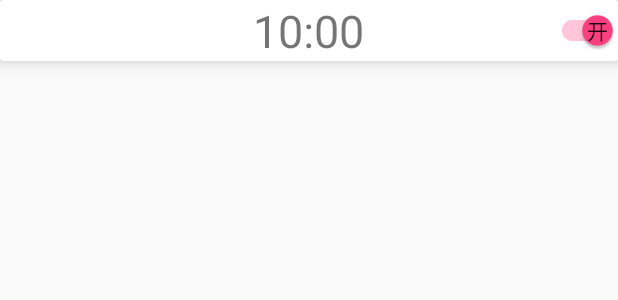
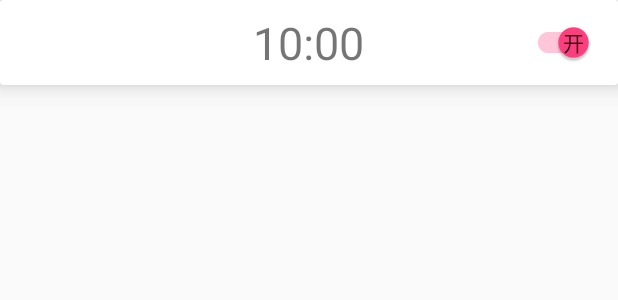
Before and after one commit to harrain/LoveSpace, an Android app: the layout alarm_item.xml on its own in the app's theme, with its tools: preview values and no code run, on a phone screen of 412 x 824 dp. Shown: the top 300 px of the screen. Run offline under Robolectric (Android 15) with nearby library versions, the phone set to English and light mode, and no system bars.

Commit message:
闹钟的响铃逻辑更改和界面修改

```diff
--- a/app/src/main/java/com/example/lovespace/home/alarm/AlarmAdapter.java
+++ b/app/src/main/java/com/example/lovespace/home/alarm/AlarmAdapter.java
@@ -46,7 +46,9 @@ public class AlarmAdapter extends RecyclerView.Adapter<AlarmAdapter.AlarmHolder>
         holder.switchCompat.setOnCheckedChangeListener(new CompoundButton.OnCheckedChangeListener() {
             @Override
             public void onCheckedChanged(CompoundButton buttonView, boolean isChecked) {
+                if (!isChecked){
 
+                }
             }
         });
     }
--- a/app/src/main/res/layout/activity_alarm.xml
+++ b/app/src/main/res/layout/activity_alarm.xml
@@ -16,6 +16,7 @@
         android:layout_height="wrap_content"/>
 
     <android.support.design.widget.FloatingActionButton
+        android:visibility="gone"
         android:id="@+id/check_btn"
         android:src="@drawable/btn_check"
         android:layout_alignParentRight="true"
--- a/app/src/main/res/layout/activity_create_alarm.xml
+++ b/app/src/main/res/layout/activity_create_alarm.xml
@@ -46,6 +46,7 @@
     </RelativeLayout>
 
     <RelativeLayout
+        android:visibility="invisible"
         android:id="@+id/sync_rl"
         android:layout_marginTop="25dp"
         android:background="@color/white"
--- a/app/src/main/res/layout/alarm_item.xml
+++ b/app/src/main/res/layout/alarm_item.xml
@@ -2,15 +2,17 @@
 <android.support.v7.widget.CardView xmlns:android="http://schemas.android.com/apk/res/android"
     xmlns:app="http://schemas.android.com/apk/res-auto"
     android:id="@+id/cardview"
-    app:cardElevation="8dp"
-    android:paddingLeft="@dimen/activity_horizontal_margin"
-    android:paddingRight="@dimen/activity_horizontal_margin"
+    app:cardElevation="10dp"
     android:paddingTop="30dp"
     android:paddingBottom="30dp"
     android:layout_width="match_parent"
     android:layout_height="wrap_content">
 
     <RelativeLayout
+        android:layout_marginLeft="@dimen/activity_horizontal_margin"
+        android:layout_marginRight="@dimen/activity_horizontal_margin"
+        android:layout_marginTop="8dp"
+        android:layout_marginBottom="8dp"
         android:layout_width="match_parent"
         android:layout_height="wrap_content">
     <TextView
```
Also changed, not shown: app/src/main/java/com/example/lovespace/home/alarm/AlarmService.java (+15 -6 lines).
